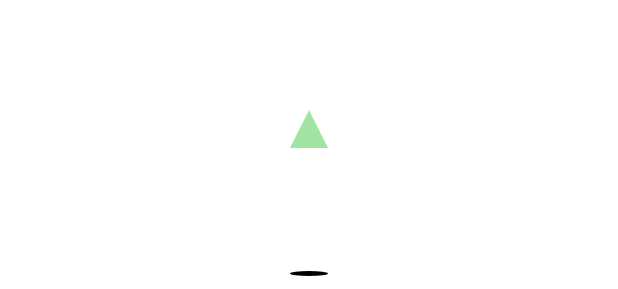
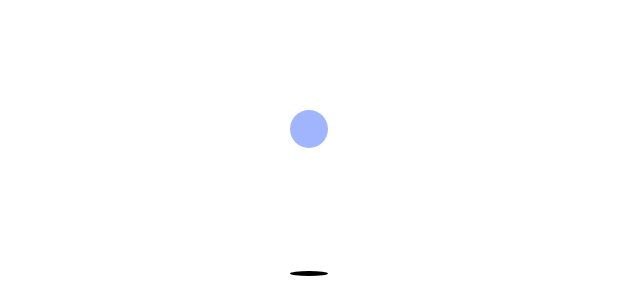
Before and after one commit to LoveqLRC/CustomView, an Android app: the layout layout_loading_view.xml on its own in the app's theme, with its tools: preview values and no code run, on a phone screen of 412 x 824 dp. Shown: the part 405-694 px from the top of the screen. Run offline under Robolectric (Android 15) with nearby library versions, the phone set to English and light mode, and no system bars.

Commit message:
update loading view

```diff
--- a/app/build.gradle
+++ b/app/build.gradle
@@ -15,6 +15,11 @@ android {
             minifyEnabled false
             proguardFiles getDefaultProguardFile('proguard-android.txt'), 'proguard-rules.pro'
         }
+    }
+    buildToolsVersion '27.0.3'
+    compileOptions {
+        sourceCompatibility JavaVersion.VERSION_1_8
+        targetCompatibility JavaVersion.VERSION_1_8
     }
 }
 
--- a/app/src/main/java/loveq/com/customview/MainActivity.java
+++ b/app/src/main/java/loveq/com/customview/MainActivity.java
@@ -39,7 +39,7 @@ public class MainActivity extends AppCompatActivity {
         startActivity(intent);
     }
 
-    public void ShapeView(View view) {
+    public void LoadingView(View view) {
         Intent intent = new Intent(this, LoadingViewActivity.class);
         startActivity(intent);
     }
--- a/app/src/main/java/loveq/com/customview/widget/view/ShapeView.java
+++ b/app/src/main/java/loveq/com/customview/widget/view/ShapeView.java
@@ -24,7 +24,7 @@ public class ShapeView extends View {
 
     private Paint mPaint;
     private @Shape
-    int mCurrentShape = Shape.TRIANGLE;
+    int mCurrentShape = Shape.CIRCLE;
     private Path mPath;
 
     public ShapeView(Context context) {
@@ -50,7 +50,7 @@ public class ShapeView extends View {
         super.onMeasure(widthMeasureSpec, heightMeasureSpec);
         int width = MeasureSpec.getSize(widthMeasureSpec);
         int height = MeasureSpec.getSize(heightMeasureSpec);
-        setMeasuredDimension(Math.min(width, height), Math.max(width, height));
+        setMeasuredDimension(Math.min(width, height), Math.min(width, height));
     }
 
     @Override
@@ -84,13 +84,21 @@ public class ShapeView extends View {
     public void changeShape() {
         switch (mCurrentShape) {
             case Shape.CIRCLE:
+                mCurrentShape = Shape.SQUARE;
                 break;
             case Shape.SQUARE:
+                mCurrentShape = Shape.TRIANGLE;
                 break;
             case Shape.TRIANGLE:
+                mCurrentShape = Shape.CIRCLE;
                 break;
         }
         invalidate();
+    }
+
+    public @Shape
+    int getCurrentShape() {
+        return mCurrentShape;
     }
 
     @IntDef({Shape.CIRCLE, Shape.SQUARE, Shape.TRIANGLE})
--- a/app/src/main/java/loveq/com/customview/widget/viewgroup/LoadingView.java
+++ b/app/src/main/java/loveq/com/customview/widget/viewgroup/LoadingView.java
@@ -10,6 +10,7 @@ import android.util.AttributeSet;
 import android.util.TypedValue;
 import android.view.View;
 import android.view.animation.AccelerateInterpolator;
+import android.view.animation.DecelerateInterpolator;
 import android.widget.LinearLayout;
 
 import loveq.com.customview.R;
@@ -23,7 +24,7 @@ import loveq.com.customview.widget.view.ShapeView;
 public class LoadingView extends LinearLayout {
 
     private ShapeView mShapeView;
-    private View mShadowView;
+    private View mShadowView;//底部阴影
     private float mTranslationDistance;
     // 动画执行的时间
     private final long ANIMATOR_DURATION = 350;
@@ -46,14 +47,17 @@ public class LoadingView extends LinearLayout {
         inflate(getContext(), R.layout.layout_loading_view, this);
         mShapeView = findViewById(R.id.shape_view);
         mShadowView = findViewById(R.id.shadow_view);
-        post(new Runnable() {
+        postDelayed(new Runnable() {
             @Override
             public void run() {
                 startFallAnimator();
             }
-        });
+        },200);
     }
 
+    /**
+     * 开始下落动画
+     */
     private void startFallAnimator() {
         ObjectAnimator translationAnimator = ObjectAnimator.ofFloat(mShapeView,
                 "translationY", 0, mTranslationDistance);
@@ -65,9 +69,6 @@ public class LoadingView extends LinearLayout {
         animatorSet.setDuration(ANIMATOR_DURATION);
         animatorSet.setInterpolator(new AccelerateInterpolator());
         animatorSet.playTogether(translationAnimator, scaleAnimator);
-
-        animatorSet.start();
-
         animatorSet.addListener(new AnimatorListenerAdapter() {
             @Override
             public void onAnimationEnd(Animator animation) {
@@ -75,12 +76,57 @@ public class LoadingView extends LinearLayout {
                 startUpAnimator();
             }
         });
+        animatorSet.start();
 
 
     }
 
+    /**
+     * 开始向上动画
+     */
     private void startUpAnimator() {
+        ObjectAnimator translationAnimator = ObjectAnimator.ofFloat(mShapeView,
+                "translationY", mTranslationDistance, 0);
+        ObjectAnimator scaleAnimator = ObjectAnimator.ofFloat(mShadowView,
+                "scaleX", 0.3f, 1f);
 
+        AnimatorSet animatorSet = new AnimatorSet();
+        animatorSet.setDuration(ANIMATOR_DURATION);
+        animatorSet.setInterpolator(new DecelerateInterpolator());
+        animatorSet.playTogether(translationAnimator, scaleAnimator);
+        animatorSet.addListener(new AnimatorListenerAdapter() {
+            @Override
+            public void onAnimationEnd(Animator animation) {
+                startFallAnimator();
+            }
+
+            @Override
+            public void onAnimationStart(Animator animation) {
+                startRotationAnimator();
+            }
+        });
+        animatorSet.start();
+    }
+
+    /**
+     * 开始旋转动画
+     */
+    private void startRotationAnimator() {
+        ObjectAnimator rotationAnimator = null;
+        switch (mShapeView.getCurrentShape()) {
+            case ShapeView.Shape.CIRCLE:
+            case ShapeView.Shape.SQUARE:
+                rotationAnimator = ObjectAnimator.ofFloat(mShapeView, "rotation",
+                        0, 180);
+                break;
+            case ShapeView.Shape.TRIANGLE:
+                rotationAnimator = ObjectAnimator.ofFloat(mShapeView, "rotation",
+                        0, -120);
+                break;
+        }
+        rotationAnimator.setDuration(ANIMATOR_DURATION);
+        rotationAnimator.setInterpolator(new DecelerateInterpolator());
+        rotationAnimator.start();
     }
 
 }
--- a/app/src/main/res/layout/activity_loading_view.xml
+++ b/app/src/main/res/layout/activity_loading_view.xml
@@ -7,8 +7,8 @@
     android:layout_height="match_parent"
     tools:context="loveq.com.customview.ui.viewgroup.LoadingViewActivity">
 
-    <loveq.com.customview.widget.view.ShapeView
+    <loveq.com.customview.widget.viewgroup.LoadingView
         android:id="@+id/shape"
-        android:layout_width="80dp"
-        android:layout_height="80dp"/>
+        android:layout_width="match_parent"
+        android:layout_height="match_parent"/>
 </FrameLayout>
--- a/app/src/main/res/layout/activity_main.xml
+++ b/app/src/main/res/layout/activity_main.xml
@@ -40,6 +40,6 @@
     <Button
         android:layout_width="match_parent"
         android:layout_height="wrap_content"
-        android:onClick="ShapeView"
-        android:text="ShapeView"/>
+        android:onClick="LoadingView"
+        android:text="LoadingView"/>
 </LinearLayout>
```
Also changed, not shown: 1 other file.
